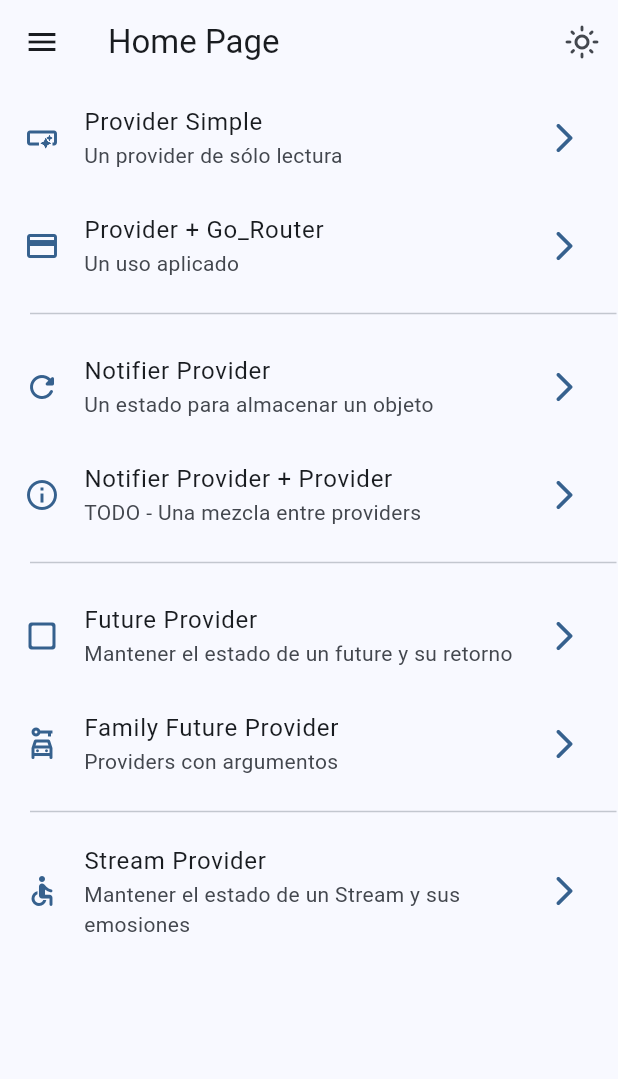
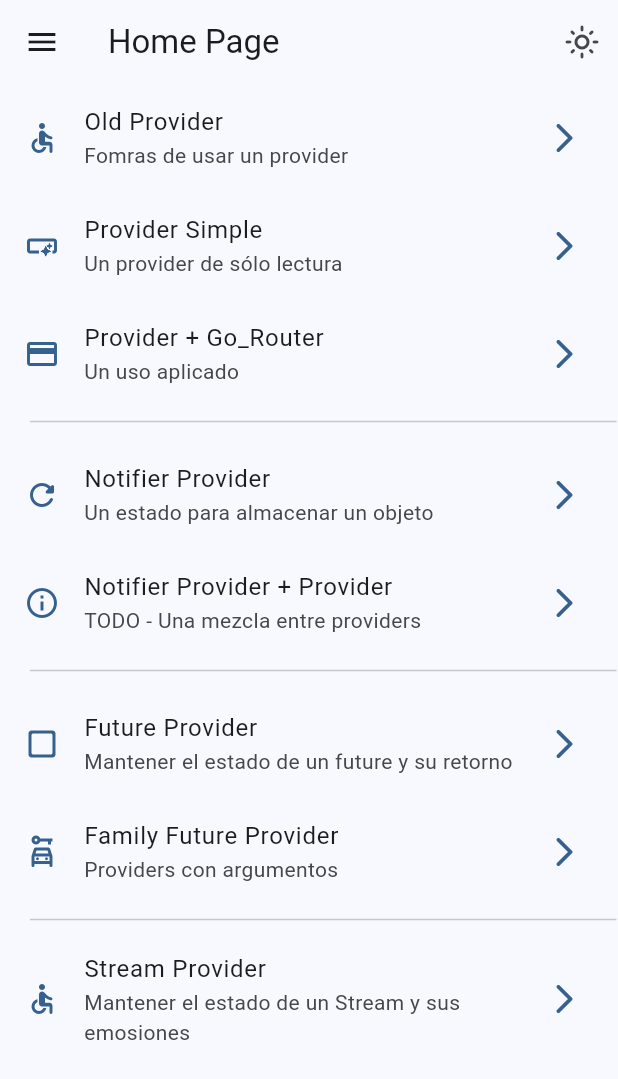
Before and after one commit to gilvancosta/Riverpod-Providers-2023, a Flutter app: the screen it shows after launch, on a phone screen of 412 x 824 dp. Shown: the top 1079 px of the screen. Run offline on Flutter 3.47's test engine with Material 3 defaults, Android fonts, the phone set to English and light mode, and no system bars; our stand-ins replace dio, flutter_riverpod, go_router, riverpod_annotation; missing offline and left inert: random_name_generator; generated files the repository leaves out were written again.

```diff
--- a/lib/src/core/router/app_router.dart
+++ b/lib/src/core/router/app_router.dart
@@ -13,6 +13,7 @@ import '../../ui/pages/riverpod/02_notifier_provider/todo/todo_screen.dart';
 import '../../ui/pages/riverpod/03_future_provider/family_future_provider/future_provider_screen.dart';
 import '../../ui/pages/riverpod/03_future_provider/load_name/future_provider_screen.dart';
 import '../../ui/pages/riverpod/04_stream_provider/stream_name/stream_provider_screen.dart';
+import '../../ui/pages/riverpod_old/01_provide/example01/old_provider_page.dart';
 
 part 'app_router.g.dart';
 
@@ -53,5 +54,11 @@ GoRouter appRouter(AppRouterRef ref) {
       path: '/stream-provider',
       builder: (context, state) => const StreamProviderScreen(),
     ),
+// -- Old provider --
+    GoRoute(
+      path: '/old-provider',
+      builder: (context, state) => const OldProviderPage(),
+    ),
+
   ]);
 }
--- a/lib/src/ui/pages/home/widgets/list_view_widget.dart
+++ b/lib/src/ui/pages/home/widgets/list_view_widget.dart
@@ -9,6 +9,11 @@ class ListViewWidget extends StatelessWidget {
   Widget build(BuildContext context) {
     return ListView(
       children: const [
+        ListTileWidget(
+            title: 'Old Provider',
+            subTitle: 'Fomras de usar un provider',
+            location: '/old-provider',
+            icon: Icons.accessible_rounded),
         ListTileWidget(
             title: 'Provider Simple',
             subTitle: 'Un provider de sólo lectura',
```
Also changed, not shown: lib/src/ui/pages/riverpod_old/01_provide/example01/old_provider_page.dart (added, +35 -0 lines), lib/src/ui/pages/riverpod_old/01_provide/example01/provider/old_provider.dart (added), lib/src/ui/pages/riverpod_old/01_provide/provider/old_provider.dart (deleted).
